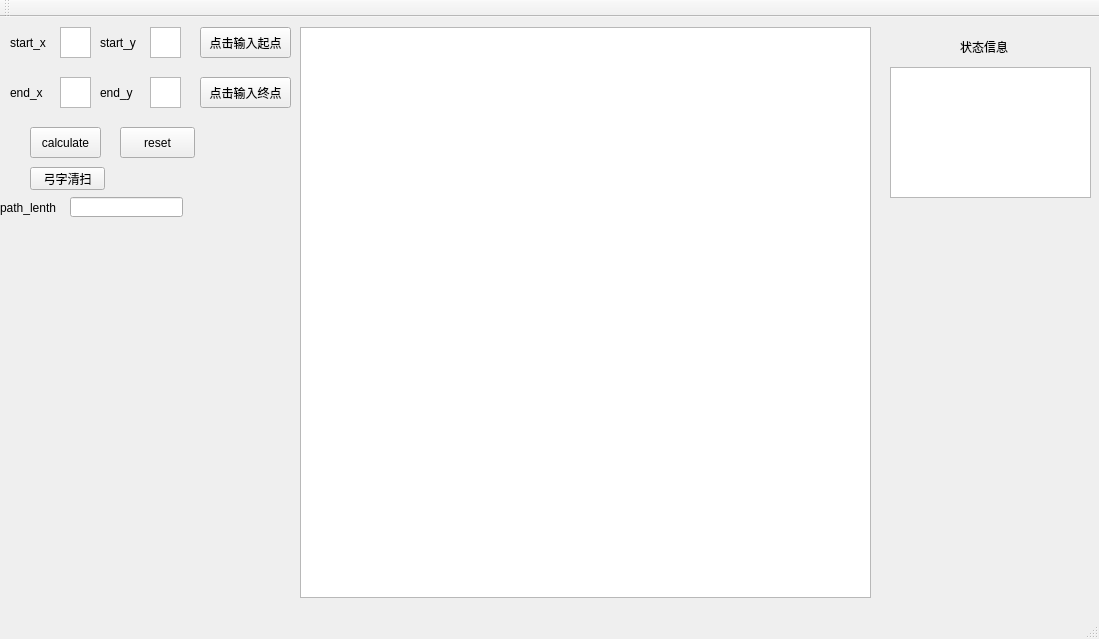
Old version of the form mainwindow.ui in the repository linyijin/fold_cleaner.
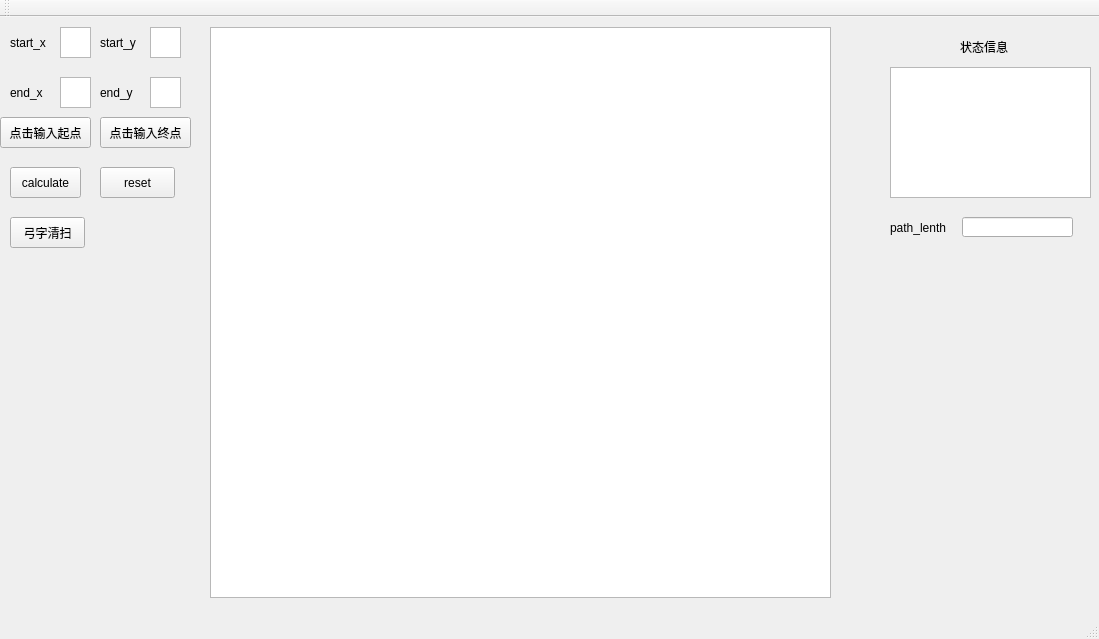
New version of the form.

Diff of the .ui file:
```diff
--- a/mainwindow.ui
+++ b/mainwindow.ui
@@ -20,8 +20,8 @@
     </property>
     <property name="geometry">
      <rect>
-      <x>30</x>
-      <y>110</y>
+      <x>10</x>
+      <y>150</y>
       <width>71</width>
       <height>31</height>
      </rect>
@@ -82,9 +82,9 @@
     </property>
     <property name="geometry">
      <rect>
-      <x>300</x>
+      <x>210</x>
       <y>10</y>
-      <width>571</width>
+      <width>621</width>
       <height>571</height>
      </rect>
     </property>
@@ -144,8 +144,8 @@
    <widget class="QPushButton" name="pushButton_2">
     <property name="geometry">
      <rect>
-      <x>120</x>
-      <y>110</y>
+      <x>100</x>
+      <y>150</y>
       <width>75</width>
       <height>31</height>
      </rect>
@@ -157,8 +157,8 @@
    <widget class="QLabel" name="label">
     <property name="geometry">
      <rect>
-      <x>0</x>
-      <y>170</y>
+      <x>890</x>
+      <y>190</y>
       <width>71</width>
       <height>41</height>
      </rect>
@@ -170,8 +170,8 @@
    <widget class="QPushButton" name="start_set_button">
     <property name="geometry">
      <rect>
-      <x>200</x>
-      <y>10</y>
+      <x>0</x>
+      <y>100</y>
       <width>91</width>
       <height>31</height>
      </rect>
@@ -183,8 +183,8 @@
    <widget class="QPushButton" name="end_set_button">
     <property name="geometry">
      <rect>
-      <x>200</x>
-      <y>60</y>
+      <x>100</x>
+      <y>100</y>
       <width>91</width>
       <height>31</height>
      </rect>
@@ -196,9 +196,9 @@
    <widget class="QLineEdit" name="path">
     <property name="geometry">
      <rect>
-      <x>70</x>
-      <y>180</y>
-      <width>113</width>
+      <x>962</x>
+      <y>200</y>
+      <width>111</width>
       <height>20</height>
      </rect>
     </property>
@@ -229,10 +229,10 @@
    <widget class="QPushButton" name="foldstart">
     <property name="geometry">
      <rect>
-      <x>30</x>
-      <y>150</y>
+      <x>10</x>
+      <y>200</y>
       <width>75</width>
-      <height>23</height>
+      <height>31</height>
      </rect>
     </property>
     <property name="text">
```
